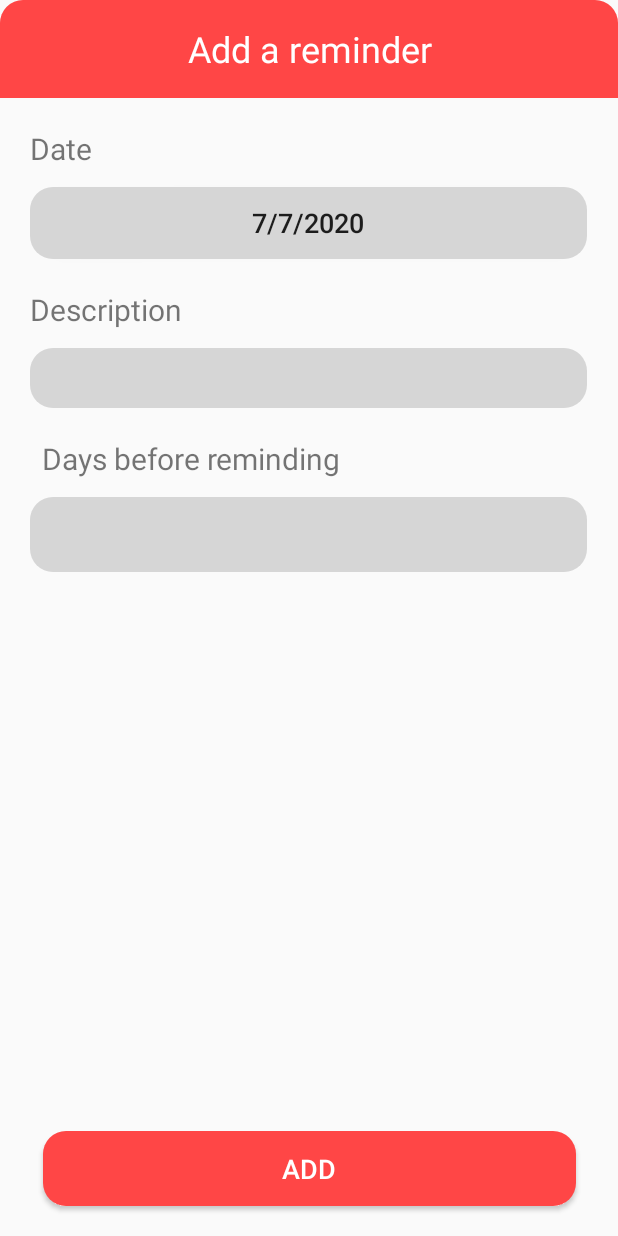
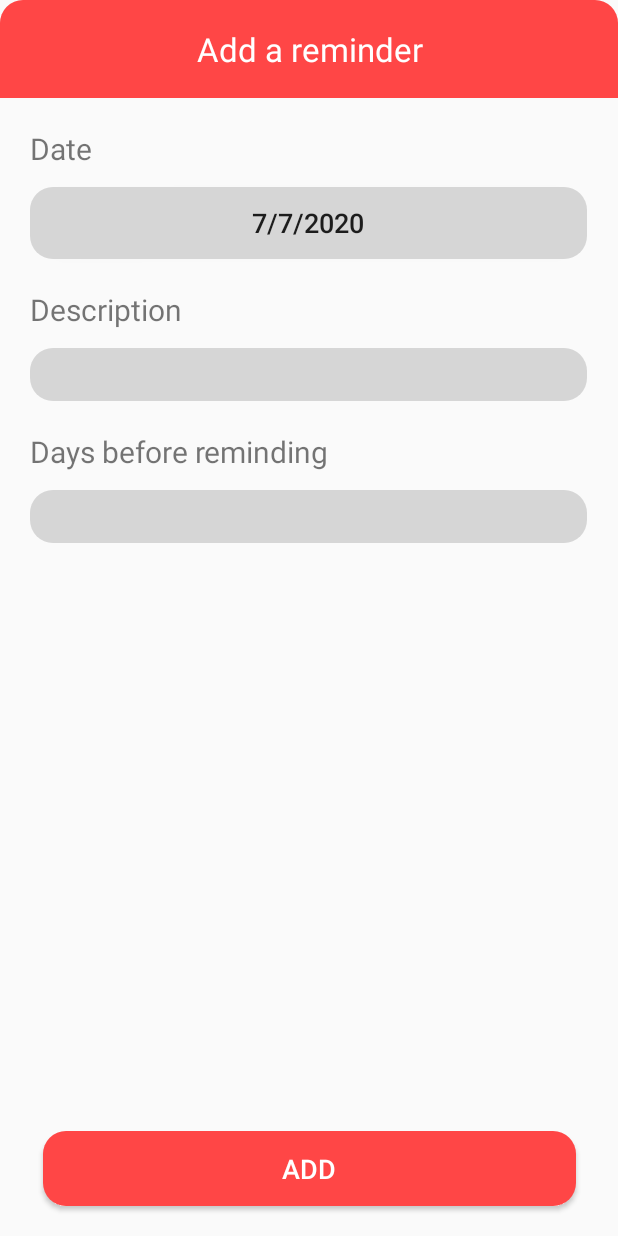
Before and after one commit to alex0091845/reminders_mobile, an Android app: the screen it shows after launch (EventFormActivity), after a tap on an icon or button, on a phone screen of 412 x 824 dp. Run offline under Robolectric (Android 15) with nearby library versions, the phone set to English and light mode, and no system bars.

Commit message:
fontSize prefs added

```diff
--- a/app/build.gradle
+++ b/app/build.gradle
@@ -32,6 +32,7 @@ dependencies {
 
     implementation 'androidx.appcompat:appcompat:1.1.0'
     implementation 'androidx.constraintlayout:constraintlayout:1.1.3'
+    implementation 'androidx.preference:preference:1.1.0-rc01'
     testImplementation 'junit:junit:4.12'
     androidTestImplementation 'androidx.test.ext:junit:1.1.1'
     androidTestImplementation 'androidx.test.espresso:espresso-core:3.2.0'
--- a/app/src/main/java/org/chowmein/reminders/EventFormActivity.java
+++ b/app/src/main/java/org/chowmein/reminders/EventFormActivity.java
@@ -59,7 +59,7 @@ public class EventFormActivity extends AppCompatActivity {
     }
 
     private void initViews() {
-        // Here, the onSubmitButtonCLicked() method acts for both add and edit
+        // Here, the onSubmitButtonClicked() method acts for both add and edit
         // buttons. Their code only differed by 1 line, so I used the requestCode
         // to differentiate them.
 
@@ -148,6 +148,8 @@ public class EventFormActivity extends AppCompatActivity {
         } catch (Exception e) {};
 
         int dbr = Integer.parseInt(dbrStr);
+
+        // in edit, maybe remove the event first and then add it?
         Event event = new Event(date, desc, dbr);
         int eventIndex = ((HomeActivity)HomeActivity.getContext()).getAdapter().getEventList()
                 .indexOf(event);
--- /dev/null
+++ b/app/src/main/java/org/chowmein/reminders/EventItemDecoration.java
@@ -0,0 +1,32 @@
+package org.chowmein.reminders;
+
+import android.graphics.Canvas;
+import android.graphics.Rect;
+import android.view.View;
+
+import androidx.annotation.NonNull;
+import androidx.recyclerview.widget.RecyclerView;
+
+class EventItemDecoration extends RecyclerView.ItemDecoration {
+    int spacing;
+
+    public EventItemDecoration(int spacing) {
+        this.spacing = spacing;
+    }
+
+    @Override
+    public void onDraw(@NonNull Canvas c, @NonNull RecyclerView parent, @NonNull RecyclerView.State state) {
+        super.onDraw(c, parent, state);
+    }
+
+    @Override
+    public void getItemOffsets(@NonNull Rect outRect, @NonNull View view, @NonNull RecyclerView parent, @NonNull RecyclerView.State state) {
+        super.getItemOffsets(outRect, view, parent, state);
+        if(parent.getChildAdapterPosition(view) == 0) {
+            outRect.top = this.spacing;
+        }
+        outRect.left = this.spacing;
+        outRect.right = this.spacing;
+        outRect.bottom = this.spacing;
+    }
+}
--- a/app/src/main/java/org/chowmein/reminders/HomeActivity.java
+++ b/app/src/main/java/org/chowmein/reminders/HomeActivity.java
@@ -1,8 +1,18 @@
 package org.chowmein.reminders;
+
+/**
+ * ------------------------------------------References---------------------------------------------
+ * ItemDecoration (setting each item's margins)
+ * https://medium.com/mobile-app-development-publication/right-way-of-setting-margin-on-recycler-views-cell-319da259b641
+ * Settings/Preferences:
+ * https://stackoverflow.com/questions/39439039/how-to-add-overflow-menu-to-toolbar
+ * https://alvinalexander.com/android/android-tutorial-preferencescreen-preferenceactivity-preferencefragment/
+ */
 
 import androidx.annotation.NonNull;
 import androidx.annotation.Nullable;
 import androidx.appcompat.app.AppCompatActivity;
+import androidx.appcompat.widget.Toolbar;
 import androidx.recyclerview.widget.LinearLayoutManager;
 import androidx.recyclerview.widget.RecyclerView;
 import androidx.recyclerview.widget.SortedList;
@@ -10,8 +20,11 @@ import androidx.recyclerview.widget.SortedList;
 import android.content.Context;
 import android.content.Intent;
 import android.os.Bundle;
+import android.view.Menu;
+import android.view.MenuItem;
 import android.view.View;
 import android.widget.TextView;
+import android.widget.Toast;
 
 import com.google.android.material.floatingactionbutton.FloatingActionButton;
 
@@ -41,9 +54,8 @@ public class HomeActivity extends AppCompatActivity {
 
         HomeActivity.ctx = this;
 
-        try {
-            this.getSupportActionBar().hide();
-        } catch (Exception e) {}
+        Toolbar toolbar = (Toolbar) this.findViewById(R.id.tb_title);
+        setSupportActionBar(toolbar);
 
         initViews();
 
@@ -52,26 +64,16 @@ public class HomeActivity extends AppCompatActivity {
         this.adapter = new EventAdapter(this);
         this.adapter.addAll(JsonHelper.deserialize(saveFile));
 
+        Preferences.loadPreferences(this);
+
         // sets up the reminders recyclerview
         RecyclerView rv_reminders = findViewById(R.id.rv_reminders);
         rv_reminders.setHasFixedSize(true);
         rv_reminders.setLayoutManager(new LinearLayoutManager(this));
         rv_reminders.setAdapter(this.adapter);
 
-        rv_reminders.addOnScrollListener(new RecyclerView.OnScrollListener() {
-            @Override
-            public void onScrollStateChanged(@NonNull RecyclerView recyclerView, int newState) {
-                super.onScrollStateChanged(recyclerView, newState);
-                if(newState == RecyclerView.SCROLL_STATE_DRAGGING) {
-                    System.out.println("draggin along here");
-                }
-            }
-
-            @Override
-            public void onScrolled(@NonNull RecyclerView recyclerView, int dx, int dy) {
-                super.onScrolled(recyclerView, dx, dy);
-            }
-        });
+        EventItemDecoration itemDeco = new EventItemDecoration(10);
+        rv_reminders.addItemDecoration(itemDeco);
     }
 
     private void initViews() {
@@ -79,6 +81,25 @@ public class HomeActivity extends AppCompatActivity {
         btn_add.setOnClickListener(e -> onBtnAddClicked());
         FloatingActionButton btn_del = findViewById(R.id.btn_delete);
         btn_del.setOnClickListener(e -> onBtnDelClicked());
+    }
+
+    @Override
+    public boolean onCreateOptionsMenu(Menu menu) {
+        getMenuInflater().inflate(R.menu.toolbar_menu, menu);
+        return true;
+    }
+
+    @Override
+    public boolean onOptionsItemSelected(@NonNull MenuItem item) {
+        switch (item.getItemId()) {
+            case R.id.action_settings: {
+                Intent settingsActIntent = new Intent(HomeActivity.this, SettingsActivity.class);
+                startActivity(settingsActIntent);
+                return true;
+            }
+            default:
+                return super.onOptionsItemSelected(item);
+        }
     }
 
     private void onBtnAddClicked() {
@@ -112,6 +133,22 @@ public class HomeActivity extends AppCompatActivity {
     }
 
     @Override
+    protected void onResume() {
+        super.onResume();
+
+        // if preferences have changed, then
+        if(Preferences.prefsChanged) {
+            // reset it so we don't detect it again
+            Preferences.prefsChanged = false;
+
+            // notify the user that to re-open the app to see the changes
+            Toast.makeText(this,
+                    "Please close and re-open the app to see the changes.",
+                    Toast.LENGTH_LONG).show();
+        }
+    }
+
+    @Override
     protected void onActivityResult(int requestCode, int resultCode, @Nullable Intent data) {
         super.onActivityResult(requestCode, resultCode, data);
 
@@ -123,12 +160,13 @@ public class HomeActivity extends AppCompatActivity {
             int dbr = bundle.getInt("dbr");
             Date date = null;
 
-            DateFormat format = new SimpleDateFormat("M/d/yyyy");
+            DateFormat dateFormat = new SimpleDateFormat("M/d/yyyy");
             try {
-                date = format.parse(format.format(bundle.getLong("date")));
+                date = dateFormat.parse(dateFormat.format(bundle.getLong("date")));
             } catch (Exception e) {}
 
             Event event = new Event(date, desc, dbr);
+
             if(requestCode == ADD_REQUEST_CODE) this.adapter.add(event);
             else if(requestCode == EDIT_REQUEST_CODE) {
                 int eventPosition = bundle.getInt("eventPos");
@@ -159,15 +197,15 @@ public class HomeActivity extends AppCompatActivity {
             this.findViewById(R.id.btn_add).setVisibility(View.INVISIBLE);
             this.findViewById(R.id.btn_delete).setVisibility(View.VISIBLE);
 
-            TextView title = this.findViewById(R.id.tv_title);
-            title.setText("Delete reminders");
+            Toolbar title = this.findViewById(R.id.tb_title);
+            title.setTitle("Delete reminders");
         } else {
             this.selectMode = false;
             this.findViewById(R.id.btn_add).setVisibility(View.VISIBLE);
             this.findViewById(R.id.btn_delete).setVisibility(View.INVISIBLE);
 
-            TextView title = this.findViewById(R.id.tv_title);
-            title.setText("Reminders");
+            Toolbar title = this.findViewById(R.id.tb_title);
+            title.setTitle("Reminders");
         }
     }
 
--- /dev/null
+++ b/app/src/main/java/org/chowmein/reminders/Preferences.java
@@ -0,0 +1,42 @@
+package org.chowmein.reminders;
+
+import android.content.Context;
+import android.content.SharedPreferences;
+
+import androidx.preference.PreferenceManager;
+
+/**
+ * A static class used to abstract away the minute details of getting the preferences
+ * and instead just assigns each preference to its own public static variable for other
+ * classes to access globally. The method loadPreferences(Context) must be called first.
+ */
+class Preferences {
+
+    static Context context;
+
+    /* indicating whether any prefs have changed. This will be set in the onCreate() callback
+    * of the SettingsActivity, and set again to true in the onPreferenceChanged() in its inner
+    * class, SettingsFragment. */
+    static boolean prefsChanged;
+
+    public static int fontSize;
+
+    /**
+     * Hide the default constructor.
+     */
+    Preferences() {}
+
+    /**
+     * The "constructor" method that should be called in the onCreate callback in the main
+     * activity. This will allow the classes like UIFormatter to retrieve the preferences
+     * afterwards.
+     * @param context main activity's context
+     */
+    public static void loadPreferences(Context context) {
+        Preferences.context = context;
+        SharedPreferences shrdprefs = PreferenceManager.getDefaultSharedPreferences(context);
+        Preferences.fontSize = shrdprefs.getInt("fontSize", 22);
+    }
+
+
+}
--- a/app/src/main/java/org/chowmein/reminders/UIFormatter.java
+++ b/app/src/main/java/org/chowmein/reminders/UIFormatter.java
@@ -16,11 +16,15 @@ import android.widget.EditText;
 import android.widget.TextView;
 
 import androidx.constraintlayout.widget.ConstraintLayout;
+import androidx.preference.Preference;
 
 class UIFormatter {
 
     final static int HOME = 0;
     final static int ADDEDIT = 1;
+
+    final static int TEXTVIEW_OFFSET = 2;
+    final static int INPUT_OFFSET = 4;
 
     static int width;
     static int height;
@@ -37,18 +41,34 @@ class UIFormatter {
 
     private static void formatAddEdit(Activity activity) {
         TextView tvDate = activity.findViewById(R.id.tv_date);
-        setMarginAndWidth(tvDate);
+        setMarginAndWidthAddEdit(tvDate);
+        tvDate.setTextSize(Preferences.fontSize - TEXTVIEW_OFFSET);
+
         Button btnDate = activity.findViewById(R.id.btn_date);
-        setMarginAndWidth(btnDate);
+        setMarginAndWidthAddEdit(btnDate);
+        btnDate.setTextSize(Preferences.fontSize - INPUT_OFFSET);
+
         TextView tvDesc = activity.findViewById(R.id.tv_desc);
-        setMarginAndWidth(tvDesc);
+        setMarginAndWidthAddEdit(tvDesc);
+        tvDesc.setTextSize(Preferences.fontSize - TEXTVIEW_OFFSET);
+
         EditText edtDesc = activity.findViewById(R.id.edt_desc);
-        setMarginAndWidth(edtDesc);
+        setMarginAndWidthAddEdit(edtDesc);
+        edtDesc.setTextSize(Preferences.fontSize - INPUT_OFFSET);
+
+        TextView tvDbr = activity.findViewById(R.id.tv_dbr);
+        setMarginAndWidthAddEdit(tvDbr);
+        tvDbr.setTextSize(Preferences.fontSize - TEXTVIEW_OFFSET);
+
         EditText edtDbr = activity.findViewById(R.id.edt_dbr);
-        setMarginAndWidth(edtDbr);
+        setMarginAndWidthAddEdit(edtDbr);
+        edtDbr.setTextSize(Preferences.fontSize - INPUT_OFFSET);
+
+        Button btnSubmit = activity.findViewById(R.id.btn_submit);
+        btnSubmit.setTextSize(Preferences.fontSize - INPUT_OFFSET);
     }
 
-    private static void setMarginAndWidth(View v) {
+    private static void setMarginAndWidthAddEdit(View v) {
         ConstraintLayout.LayoutParams cl = (ConstraintLayout.LayoutParams) v.getLayoutParams();
         cl.leftMargin = width / 20;
         cl.width = width - (width / 10);
--- a/app/src/main/res/layout/activity_event_form.xml
+++ b/app/src/main/res/layout/activity_event_form.xml
@@ -16,7 +16,7 @@
         android:gravity="center"
         android:text="Add a reminder"
         android:textColor="#FFFFFF"
-        android:textSize="24sp"
+        android:textSize="22sp"
         app:layout_constraintEnd_toEndOf="parent"
         app:layout_constraintStart_toStartOf="parent"
         app:layout_constraintTop_toTopOf="parent" />
@@ -77,7 +77,7 @@
         android:paddingBottom="5dp"
         android:scrollHorizontally="false"
         android:singleLine="false"
-        android:textSize="22sp"
+        android:textSize="18sp"
         app:layout_constraintEnd_toEndOf="parent"
         app:layout_constraintHorizontal_bias="0.0"
         app:layout_constraintStart_toStartOf="parent"
@@ -86,13 +86,17 @@
     <EditText
         android:id="@+id/edt_dbr"
         android:layout_width="355dp"
-        android:layout_height="50dp"
+        android:layout_height="wrap_content"
         android:layout_marginStart="28dp"
         android:layout_marginTop="12dp"
         android:background="@drawable/input_text"
         android:ems="10"
         android:inputType="number"
         android:paddingLeft="10dp"
+        android:paddingTop="5dp"
+        android:paddingRight="10dp"
+        android:paddingBottom="5dp"
+        android:textSize="18sp"
         app:layout_constraintEnd_toEndOf="parent"
         app:layout_constraintHorizontal_bias="0.0"
         app:layout_constraintStart_toStartOf="parent"
--- /dev/null
+++ b/app/src/main/res/menu/toolbar_menu.xml
@@ -0,0 +1,12 @@
+<?xml version="1.0" encoding="utf-8"?>
+<menu xmlns:android="http://schemas.android.com/apk/res/android"
+    xmlns:app="http://schemas.android.com/apk/res-auto"
+    xmlns:tools="http://schemas.android.com/tools"
+    tools:context=".HomeActivity">
+
+    <item
+        android:id="@+id/action_settings"
+        android:title="Settings"
+        app:showAsAction="never" />
+
+</menu>
--- a/app/src/main/res/values/styles.xml
+++ b/app/src/main/res/values/styles.xml
@@ -1,7 +1,7 @@
 <resources>
 
     <!-- Base application theme. -->
-    <style name="AppTheme" parent="Theme.AppCompat.Light.DarkActionBar">
+    <style name="AppTheme" parent="Theme.AppCompat.Light.NoActionBar">
         <!-- Customize your theme here. -->
         <item name="colorPrimary">@color/colorPrimary</item>
         <item name="colorPrimaryDark">@color/colorPrimaryDark</item>
```
Also changed, not shown: app/src/main/AndroidManifest.xml (+6 -4 lines), app/src/main/java/org/chowmein/reminders/EventAdapter.java (+29 -8 lines), app/src/main/java/org/chowmein/reminders/SettingsActivity.java (added, +43 -0 lines), app/src/main/res/layout/activity_home.xml (+17 -32 lines), app/src/main/res/layout/event_list_view.xml (+27 -8 lines), app/src/main/res/layout/settings_activity.xml (added, +9 -0 lines), app/src/main/res/values/arrays.xml (added, +12 -0 lines), app/src/main/res/values/strings.xml (+16 -0 lines), app/src/main/res/xml/root_preferences.xml (added, +50 -0 lines).
